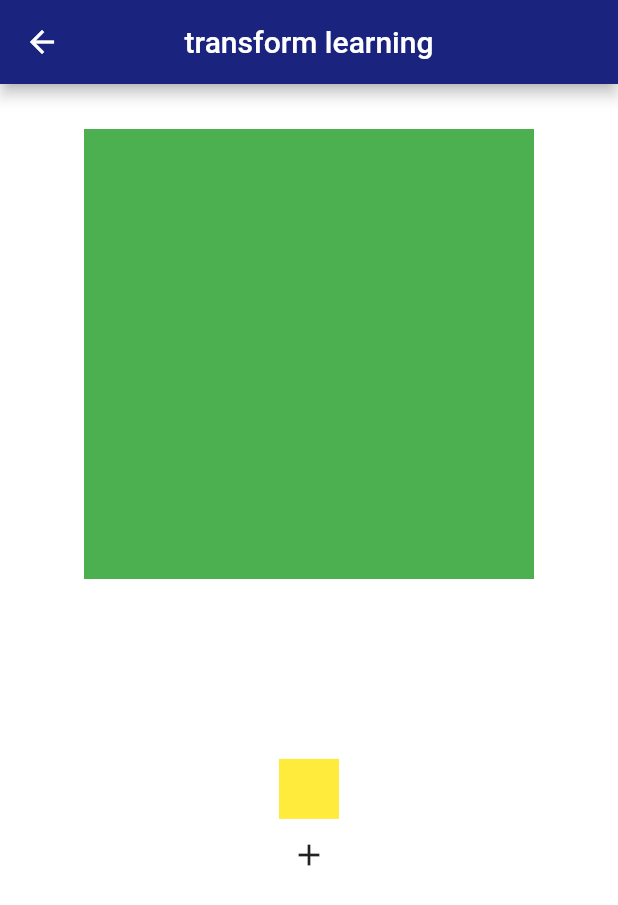
After one commit to MahanaElbana/flutter_repository, a Flutter app: the CustomImplictOrTweenAnimation screen opened by its route, after a tap on the "add" icon, on a phone screen of 412 x 824 dp. The commit adds this screen. Shown: the top 905 px of the screen. Run offline on Flutter 3.47's test engine with Material 2 defaults, Android fonts, the phone set to English and light mode, and no system bars; our stand-ins replace flutter_zoom_drawer.

Commit message:
animation

```diff
--- a/lib/core/components/navigator_route_button/navigation.dart
+++ b/lib/core/components/navigator_route_button/navigation.dart
@@ -83,5 +83,9 @@ List<ButtonNavigatorOne> screenListsOne(BuildContext context) {
       screenName: AppScreenName.zoomDrawerScreen,
     ),
     // -----------  AnimatedCircPopOutFloating ! ---------------//
+     const ButtonNavigatorOne(
+      textString: "custom Implict Or Tween Animation",
+      screenName: AppScreenName.customImplictOrTweenAnimation
+    ),
   ];
 }
--- a/lib/core/components/navigator_route_button/route_page.dart
+++ b/lib/core/components/navigator_route_button/route_page.dart
@@ -2,7 +2,7 @@ import 'package:flutter/material.dart';
 import 'package:flutter_repository/views/zoom_drawer_ext_pack.dart';
 import 'package:flutter_repository/list_card_animation/list_card_animation.dart';
 import 'package:flutter_repository/list_card_animation/sub_list_card.dart';
-import 'package:flutter_repository/transform/transform_one.dart';
+import 'package:flutter_repository/views/animation/custom_implict_animation_or_tween_animation.dart';
 
 import '../../../home_screen.dart';
 
@@ -13,7 +13,7 @@ static const String homeSearch = '/homeSearch';
 static const String zoomDrawerScreen = '/zoomdrawerScreen';
 static const String  cardListAnimation = '/cardListAnimation';
 static const String  subCategories = '/subCategories';
-static const String transformOne = '/transformOne';
+static const String customImplictOrTweenAnimation = '/CustomImplictOrTweenAnimation';
 }
 
 // ---------------------- the second step ----------------------//
@@ -40,9 +40,9 @@ class AppRoutePage {
           builder: (_) => const SubCategories(),
         );
 
-      case AppScreenName.transformOne:
+      case AppScreenName.customImplictOrTweenAnimation:
         return MaterialPageRoute(
-          builder: (_) => const TransformOne(),
+          builder: (_) => const CustomImplictOrTweenAnimation(),
         );
 
       default:
--- /dev/null
+++ b/lib/views/animation/custom_implict_animation_or_tween_animation.dart
@@ -0,0 +1,104 @@
+import 'dart:math';
+
+import 'package:flutter/material.dart';
+
+class CustomImplictOrTweenAnimation extends StatefulWidget {
+  const CustomImplictOrTweenAnimation({super.key});
+
+  @override
+  State<CustomImplictOrTweenAnimation> createState() => _TransformOneState();
+}
+
+class _TransformOneState extends State<CustomImplictOrTweenAnimation> {
+  //==========================================//
+  double scaleValue = 1;
+  double translateValue = 100;
+
+  double convertDegreeToRadian(double degree) {
+    return (pi * degree) / 180;
+  }
+
+  //============================================//
+  @override
+  Widget build(BuildContext context) {
+    return Scaffold(
+      appBar: AppBar(title: const Text('transform learning')),
+      body: Container(
+        color: Colors.white,
+        height: double.infinity,
+        width: double.infinity,
+        child: SingleChildScrollView(
+          child: Column(
+            children: [
+              const SizedBox(
+                height: 30,
+              ),
+              //=======  =========    ==================//
+              GestureDetector(
+                onTap: () {
+                  if (scaleValue == 1) {
+                    setState(() {
+                      scaleValue = 0.1;
+                    });
+                  } else {
+                    setState(() {
+                      scaleValue = 1;
+                    });
+                  }
+                },
+                child: TweenAnimationBuilder<double>(
+                  tween: Tween(begin: 0.1, end: scaleValue),
+                  duration: const Duration(milliseconds: 350),
+                  child: Container(
+                    color: Colors.green,
+                    height: 300,
+                    width: 300,
+                  ),
+                  builder: (context, double scaleValue, child) {
+                    return Transform.scale(
+                      scale: scaleValue,
+                      child: child,
+                    );
+                  },
+                ),
+              ),
+              //= === = ==  === == === =  === === ==== == ===//
+              const SizedBox(
+                height: 120,
+              ),
+           TweenAnimationBuilder<double>(
+                  tween: Tween(begin: 0, end: translateValue),
+                  duration: const Duration(milliseconds: 350),
+                  child: Container(
+                    color: Colors.yellow,
+                    height: 40,
+                    width: 40,
+                  ),
+                  builder: (context, double value, child) {
+                    return Transform.translate(
+                      offset: Offset.fromDirection(
+                          convertDegreeToRadian(270), value),
+                      child: child,
+                    );
+                  },
+                ),
+            IconButton(onPressed: (){
+
+                  if (translateValue == 100) {
+                    setState(() {
+                      translateValue = 0.1;
+                    });
+                  } else {
+                    setState(() {
+                      translateValue = 100;
+                    });
+                  }
+                },
+             icon: const Icon(Icons.add))
+            ],
+          ),
+        ),
+      ),
+    );
+  }
+}
```
Also changed, not shown: lib/transform/transform_one.dart (deleted, +0 -54 lines).
